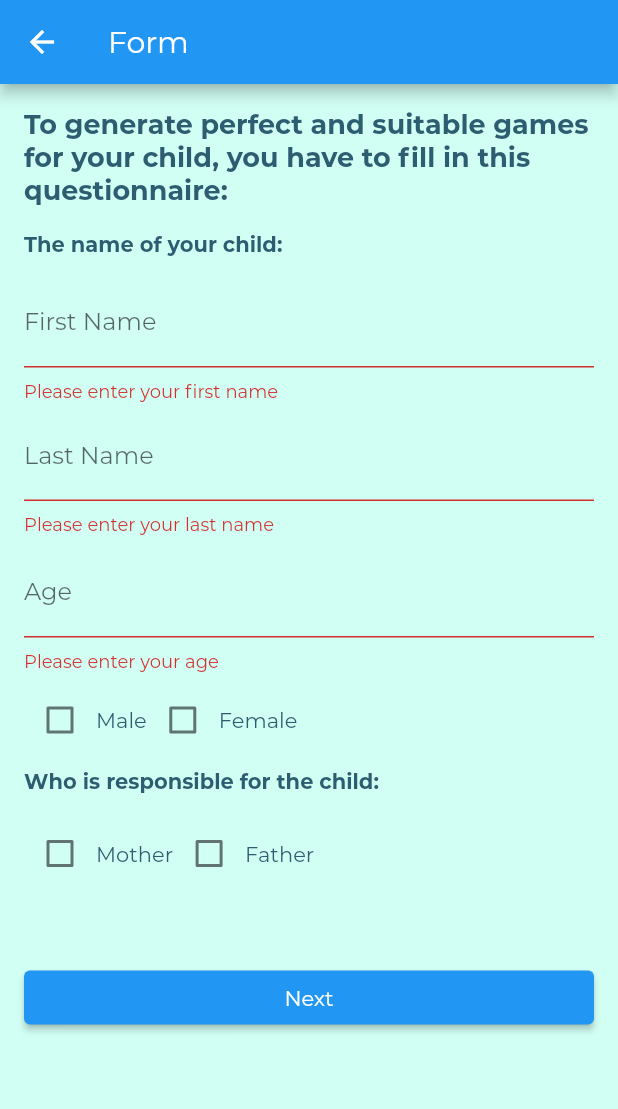
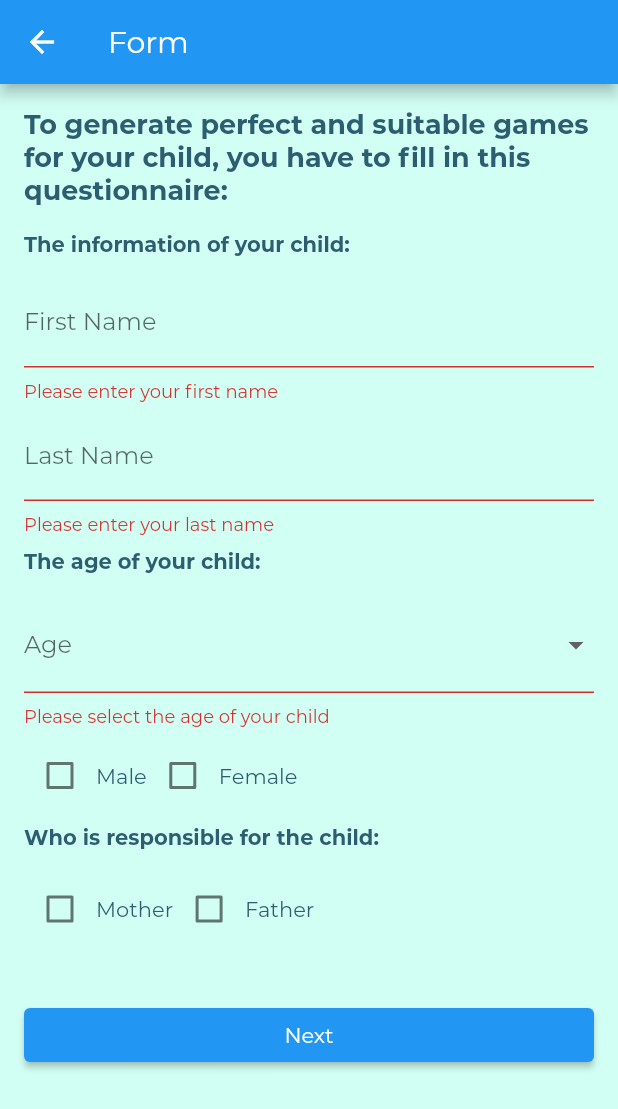
Before and after one commit to chaimamaalej/Flutterproject, a Flutter app: the FormPage screen opened directly, after a tap on "Next", on a phone screen of 412 x 824 dp. Shown: the top 1109 px of the screen. Run offline on Flutter 3.47's test engine with Material 2 defaults, Android fonts, the phone set to English and light mode, and no system bars; our stand-ins replace ionicons, sqflite; accounts and stored records are empty.

Commit message:
Your branch is up to date with 'origin/master'.

```diff
--- a/lib/screens/QuestionnairePage.dart
+++ b/lib/screens/QuestionnairePage.dart
@@ -1,5 +1,7 @@
 import 'package:flutter/cupertino.dart';
 import 'package:flutter/material.dart';
+import 'package:sqflite/sqflite.dart';
+import 'dart:io';
 
 class QuestionnairePage extends StatefulWidget {
   final String firstName;
@@ -7,6 +9,8 @@ class QuestionnairePage extends StatefulWidget {
   final int age;
   final String gender;
   final String parent;
+  final int? motherMobileNumber;
+  final int? fatherMobileNumber;
 
   QuestionnairePage({
     required this.firstName,
@@ -14,6 +18,8 @@ class QuestionnairePage extends StatefulWidget {
     required this.age,
     required this.gender,
     required this.parent,
+    this.motherMobileNumber,
+    this.fatherMobileNumber,
   });
   @override
   _QuestionnairePageState createState() =>
--- a/lib/screens/form.dart
+++ b/lib/screens/form.dart
@@ -1,5 +1,3 @@
-// form.dart
-
 import 'package:flutter/cupertino.dart';
 import 'package:flutter/material.dart';
 import 'package:stage/screens/QuestionnairePage.dart';
@@ -15,17 +13,18 @@ class _FormPageState extends State<FormPage> {
   final GlobalKey<FormState> _formKey = GlobalKey<FormState>();
   TextEditingController _firstNameController = TextEditingController();
   TextEditingController _lastNameController = TextEditingController();
-  TextEditingController _ageController = TextEditingController();
+  int? _selectedAge;
   bool _isMale = false;
   bool _isFemale = false;
   bool _isParentMother = false;
   bool _isParentFather = false;
 
+  List<int> _ages = List<int>.generate(17, (index) => index + 2); // List of ages from 2 to 18
+
   @override
   void dispose() {
     _firstNameController.dispose();
     _lastNameController.dispose();
-    _ageController.dispose();
     super.dispose();
   }
 
@@ -33,7 +32,7 @@ class _FormPageState extends State<FormPage> {
     if (_formKey.currentState!.validate()) {
       String firstName = _firstNameController.text;
       String lastName = _lastNameController.text;
-      int age = int.tryParse(_ageController.text) ?? 0;
+      int? age = _selectedAge;
       String gender = _getSelectedGender();
       String parent = _getParentName();
 
@@ -59,7 +58,7 @@ class _FormPageState extends State<FormPage> {
             builder: (context) => QuestionnairePage(
               firstName: firstName,
               lastName: lastName,
-              age: age,
+              age: age ?? 0,
               gender: gender,
               parent: parent,
             ),
@@ -126,7 +125,7 @@ class _FormPageState extends State<FormPage> {
               Container(
                 margin: EdgeInsets.only(bottom: 8.0),
                 child: Text(
-                  'The name of your child:',
+                  'The information of your child:',
                   style: TextStyle(
                     fontSize: 14,
                     fontWeight: FontWeight.bold,
@@ -160,20 +159,40 @@ class _FormPageState extends State<FormPage> {
                 },
               ),
               SizedBox(height: 8.0),
-              TextFormField(
-                controller: _ageController,
-                keyboardType: TextInputType.number,
+              Container(
+                margin: EdgeInsets.only(bottom: 8.0),
+                child: Text(
+                  'The age of your child:',
+                  style: TextStyle(
+                    fontSize: 14,
+                    fontWeight: FontWeight.bold,
+                  ),
+                ),
+              ),
+              SizedBox(height: 8.0),
+              DropdownButtonFormField<int>(
+                value: _selectedAge,
+                items: _ages.map((int age) {
+                  return DropdownMenuItem<int>(
+                    value: age,
+                    child: Text(age.toString()),
+                  );
+                }).toList(),
+                onChanged: (int? value) {
+                  setState(() {
+                    _selectedAge = value;
+                  });
+                },
                 decoration: InputDecoration(
                   labelText: 'Age',
                 ),
                 validator: (value) {
-                  if (value == null || value.isEmpty) {
-                    return 'Please enter your age';
+                  if (value == null) {
+                    return 'Please select the age of your child';
                   }
                   return null;
                 },
               ),
-
               SizedBox(height: 8.0),
               Row(
                 children: [
@@ -229,7 +248,7 @@ class _FormPageState extends State<FormPage> {
                   Text('Father'),
                 ],
               ),
-              SizedBox(height: 32.0),
+              SizedBox(height: 20.0),
               Container(
                 margin: EdgeInsets.only(top: 16.0),
                 child: ElevatedButton(
--- a/pubspec.yaml
+++ b/pubspec.yaml
@@ -30,6 +30,7 @@ environment:
 dependencies:
   flutter:
     sdk: flutter
+  sqflite: ^2.0.0
   ionicons: ^0.1.2
 
 
```
Also changed, not shown: lib/screens/ParentInfo.dart (+57 -10 lines), pubspec.lock, 1 other file.
